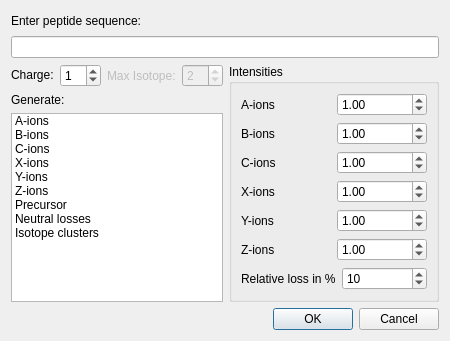
hroest/flaming-archer, file include/OpenMS/VISUAL/DIALOGS/UIC/TheoreticalSpectrumGenerationDialog.ui: the form before one commit.
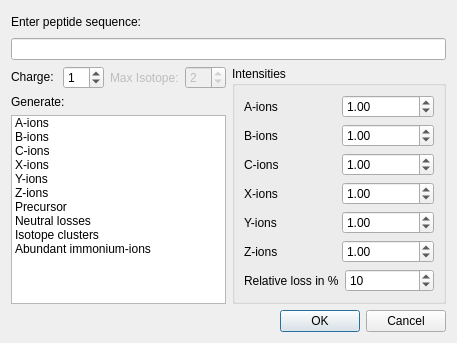
The form after the commit.

Commit message: Added common immonium ions to theoretical spectrum generator

Diff of the .ui file:
```diff
--- a/include/OpenMS/VISUAL/DIALOGS/UIC/TheoreticalSpectrumGenerationDialog.ui
+++ b/include/OpenMS/VISUAL/DIALOGS/UIC/TheoreticalSpectrumGenerationDialog.ui
@@ -1,12 +1,12 @@
 <ui version="4.0" >
  <class>TheoreticalSpectrumGenerationDialogTemplate</class>
- <widget class="QDialog" name="TheoreticalSpectrumGenerationDialogTemplate" >
-  <property name="geometry" >
+ <widget class="QDialog" name="TheoreticalSpectrumGenerationDialogTemplate">
+  <property name="geometry">
    <rect>
     <x>0</x>
     <y>0</y>
-    <width>450</width>
-    <height>341</height>
+    <width>457</width>
+    <height>343</height>
    </rect>
   </property>
   <property name="windowTitle" >
@@ -182,6 +182,11 @@
              <string>Isotope clusters</string>
             </property>
            </item>
+           <item>
+            <property name="text">
+             <string>Abundant immonium-ions</string>
+            </property>
+           </item>
           </widget>
          </item>
         </layout>
```
Left out of the diff: 195 changed lines with no effect on the pictures. The commit also changes 7 other files.
